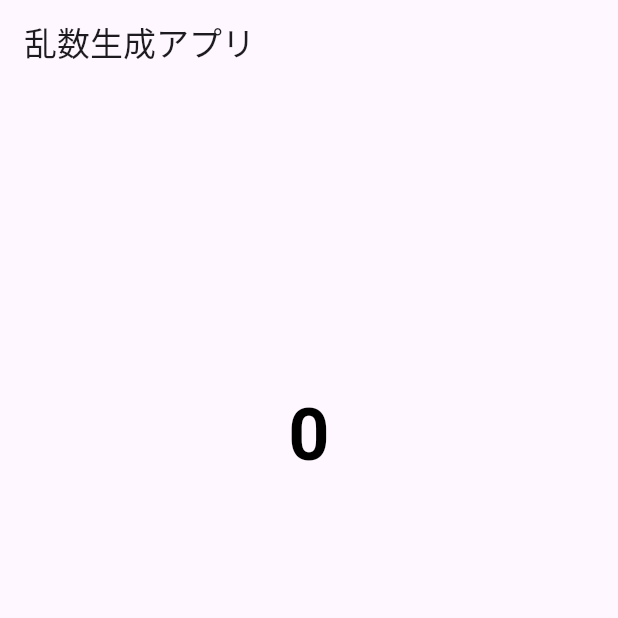
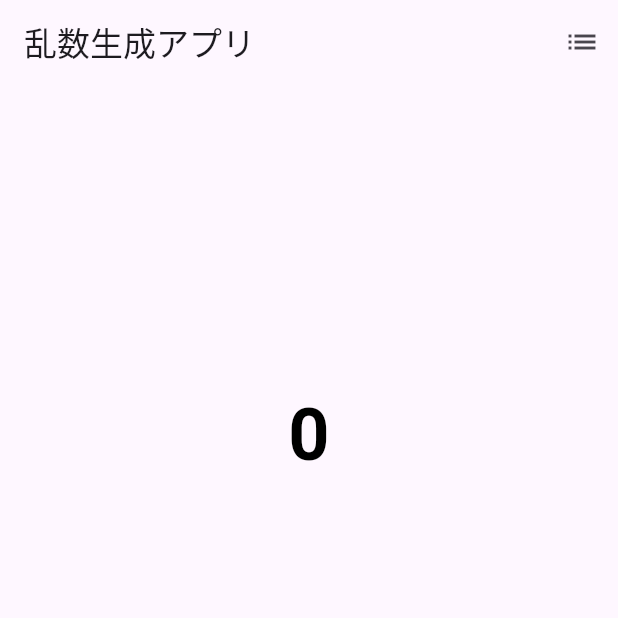
Before and after one commit to NaokiNishizawa/random_number_creater, a Flutter app: the screen it shows after launch, after a tap on "全てのデータを削除", on a phone screen of 412 x 824 dp, the top half of it. Run offline on Flutter 3.47's test engine with Material 3 defaults, Android fonts, the phone set to English and light mode, and no system bars; our stand-ins replace flutter_hooks, flutter_riverpod, freezed_annotation, gap, go_router, hooks_riverpod and 2 more; accounts and stored records are empty; generated files the repository leaves out were written again.

```diff
--- /dev/null
+++ b/src/lib/core/router/router.dart
@@ -0,0 +1,43 @@
+import 'package:flutter/material.dart';
+import 'package:go_router/go_router.dart';
+import 'package:riverpod_annotation/riverpod_annotation.dart';
+import 'package:src/core/router/router_info.dart';
+import 'package:src/presentation/current_status/current_status_screen.dart';
+import 'package:src/presentation/home/home_screen.dart';
+import 'package:src/presentation/ignore_numbers/ignore_numbers_screen.dart';
+
+part 'router.g.dart';
+
+// このGlobalKeyは、GoRouterのインスタンスを取得するために必要です。
+final _rootNavigatorKey = GlobalKey<NavigatorState>();
+
+@Riverpod(keepAlive: true)
+GoRouter goRouterController(GoRouterControllerRef ref) {
+  return GoRouter(
+    debugLogDiagnostics: true,
+    // navigatorKeyとは、GoRouterのインスタンスを取得するために必要です。
+    navigatorKey: _rootNavigatorKey,
+    // initialLocationは、アプリの最初のルートを指定します。
+    initialLocation: RouterInfo.home.path,
+    routes: <RouteBase>[
+      GoRoute(
+        path: RouterInfo.home.path,
+        builder: (context, state) {
+          return const HomeScreen();
+        },
+      ),
+      GoRoute(
+        path: RouterInfo.ignoreNumbers.path,
+        builder: (context, state) {
+          return const IgnoreNumbersScreen();
+        },
+      ),
+      GoRoute(
+        path: RouterInfo.currentStatus.path,
+        builder: (context, state) {
+          return const CurrentStatusScreen();
+        },
+      ),
+    ],
+  );
+}
--- a/src/lib/main.dart
+++ b/src/lib/main.dart
@@ -1,6 +1,7 @@
 import 'package:flutter/material.dart';
 import 'package:flutter_riverpod/flutter_riverpod.dart';
 import 'package:src/core/isar/isar_database_manager.dart';
+import 'package:src/core/router/router.dart';
 import 'package:src/presentation/home/home_screen.dart';
 
 Future<void> main() async {
@@ -9,18 +10,22 @@ Future<void> main() async {
   runApp(const ProviderScope(child: MyApp()));
 }
 
-class MyApp extends StatelessWidget {
+class MyApp extends ConsumerWidget {
   const MyApp({super.key});
 
   @override
-  Widget build(BuildContext context) {
-    return MaterialApp(
+  Widget build(BuildContext context, WidgetRef ref) {
+    final router = ref.watch(goRouterControllerProvider);
+    return MaterialApp.router(
       title: '乱数生成アプリ',
+      routerDelegate: router.routerDelegate,
+      routeInformationParser: router.routeInformationParser,
+      routeInformationProvider: router.routeInformationProvider,
+      themeMode: ThemeMode.light,
       theme: ThemeData(
         colorScheme: ColorScheme.fromSeed(seedColor: Colors.deepPurple),
         useMaterial3: true,
       ),
-      home: const HomeScreen(),
     );
   }
 }
--- a/src/lib/presentation/home/home_screen.dart
+++ b/src/lib/presentation/home/home_screen.dart
@@ -4,6 +4,7 @@ import 'package:gap/gap.dart';
 import 'package:hooks_riverpod/hooks_riverpod.dart';
 import 'package:src/extenstion/context_extenstion.dart';
 import 'package:src/presentation/home/home_screen_view_model.dart';
+import 'package:src/presentation/home/widgets/home_context_menu_button.dart';
 
 class HomeScreen extends HookWidget {
   const HomeScreen({
@@ -16,6 +17,10 @@ class HomeScreen extends HookWidget {
     return Scaffold(
       appBar: AppBar(
         title: const Text('乱数生成アプリ'),
+        actions: [
+          HomeContextMenuButton(
+              onTappedIgnoreNumber: () {}, onTappedCurrentStatus: () {}),
+        ],
       ),
       body: SafeArea(
         child: Stack(
@@ -110,9 +115,9 @@ class _Content extends HookConsumerWidget {
           mainAxisAlignment: MainAxisAlignment.center,
           children: [
             ElevatedButton(
-              onPressed: () async{
+              onPressed: () async {
                 await vm.cleanCache();
-                if(context.mounted){
+                if (context.mounted) {
                   context.showSnackBar('全てのデータを削除しました。');
                 }
               },
--- /dev/null
+++ b/src/lib/presentation/home/widgets/home_context_menu_button.dart
@@ -0,0 +1,55 @@
+import 'package:flutter/material.dart';
+
+class HomeContextMenuButton extends StatelessWidget {
+  const HomeContextMenuButton({
+    super.key,
+    required this.onTappedIgnoreNumber,
+    required this.onTappedCurrentStatus,
+  });
+
+  final VoidCallback onTappedIgnoreNumber;
+  final VoidCallback onTappedCurrentStatus;
+
+  static const double _kPopupMenuItemHeight = 44.0;
+
+  @override
+  Widget build(BuildContext context) {
+    return PopupMenuButton<String>(
+      shape: RoundedRectangleBorder(
+        borderRadius: BorderRadius.circular(16),
+      ),
+      icon: const Icon(
+        Icons.list,
+      ),
+      iconSize: 24,
+      offset: const Offset(0, 40),
+      itemBuilder: (context) {
+        return <PopupMenuEntry<String>>[
+          PopupMenuItem<String>(
+            height: _kPopupMenuItemHeight,
+            onTap: onTappedIgnoreNumber,
+            child: const Text(
+              '非表示番号',
+              style: TextStyle(
+                color: Colors.black,
+                fontSize: 16,
+              ),
+            ),
+          ),
+          const PopupMenuDivider(),
+          PopupMenuItem<String>(
+            height: _kPopupMenuItemHeight,
+            onTap: onTappedCurrentStatus,
+            child: const Text(
+              '現状',
+              style: TextStyle(
+                color: Colors.black,
+                fontSize: 16,
+              ),
+            ),
+          ),
+        ];
+      },
+    );
+  }
+}
```
Also changed, not shown: src/lib/core/router/router_info.dart (added, +13 -0 lines), src/lib/presentation/current_status/current_status_screen.dart (added, +17 -0 lines), src/lib/presentation/ignore_numbers/ignore_numbers_screen.dart (added, +17 -0 lines).
